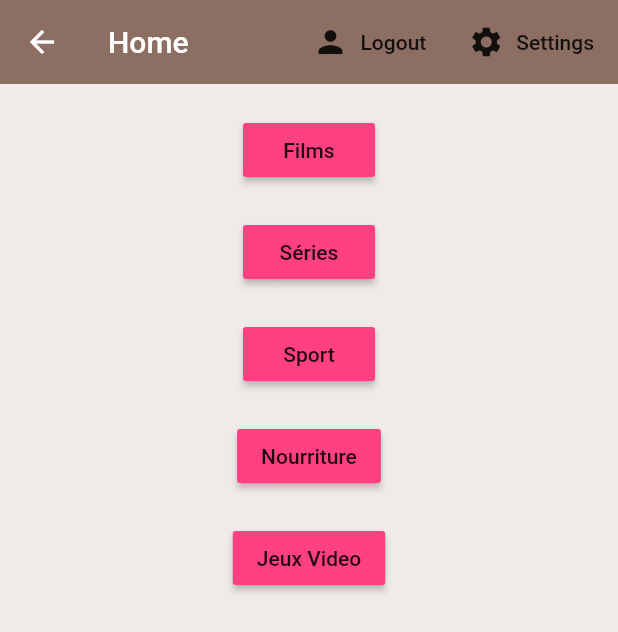
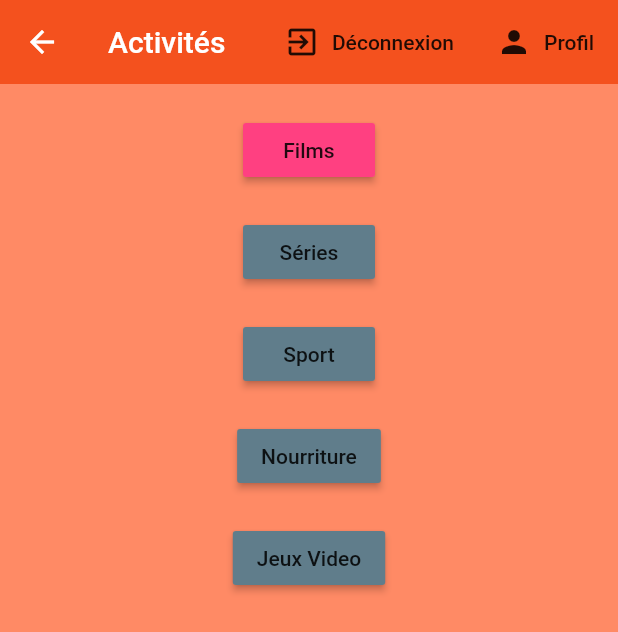
Before and after one commit to Thomas-Demont/Keskonfai, a Flutter app: the screen it shows once a user with an empty profile is signed in, after a tap on "Solo", on a phone screen of 412 x 824 dp. Shown: the top 632 px of the screen. Run offline on Flutter 3.47's test engine with Material 2 defaults, Android fonts, the phone set to English and light mode, and no system bars; our stand-ins replace cloud_firestore, firebase_auth; accounts and stored records are empty; network calls fail.

Commit message:
Mise à jour du code 0.5

```diff
--- a/lib/models/film.dart
+++ b/lib/models/film.dart
@@ -11,9 +11,9 @@ class Film extends Donnees {
   String synopsis;
   String imageFilm;
   String realisateur;
-  int typeFilm;
+  String typeFilm;
   String casting;
-  Timestamp anneeSortie;
+  int anneeSortie;
   String rating;
   String duree;
 
--- a/lib/screens/authenticate/register.dart
+++ b/lib/screens/authenticate/register.dart
@@ -15,8 +15,11 @@ class _RegisterState extends State<Register> {
   final _formKey = GlobalKey<FormState>();
   final databaseReference = Firestore.instance;
 
+
+  //text field state
   String email = '';
   String passWord = '';
+  String prenom ='';
   String name ='';
   String dropdownValueAge = "16-25";
   String dropdownValueGender = "Femme";
@@ -27,22 +30,22 @@ class _RegisterState extends State<Register> {
   Widget build(BuildContext context) {
 
     return Scaffold(
-      backgroundColor: Colors.brown[100],
+      backgroundColor: Colors.deepOrange[300],
       appBar: AppBar(
-        backgroundColor: Colors.brown,
+        backgroundColor: Colors.deepOrange[600],
         elevation: 0.0,
-        title: Text('Sign up'),
+        title: Text('Inscription'),
         actions: <Widget>[
           FlatButton.icon(
             icon: Icon(Icons.person),
-            label: Text('Sign In'),
+            label: Text('Connexion'),
             onPressed: () {
               widget.toggleView();
             },
           )
         ],
       ),
-      body: Container(
+      body: SingleChildScrollView(
           padding: EdgeInsets.symmetric(vertical: 20.0, horizontal: 50.0),
           child: Form(
             key: _formKey,
@@ -65,7 +68,7 @@ class _RegisterState extends State<Register> {
                 SizedBox(height: 20.0),
                 TextFormField(//Password
                   decoration: InputDecoration(
-                      hintText: 'password',
+                      hintText: 'Mot de passe',
                       fillColor: Colors.white,
                       enabledBorder: OutlineInputBorder(
                           borderSide: BorderSide(color: Colors.white, width: 2.0)
@@ -80,7 +83,7 @@ class _RegisterState extends State<Register> {
                 SizedBox(height: 20.0),
                 TextFormField(//name
                   decoration: InputDecoration(
-                      hintText: 'name',
+                      hintText: 'Nom',
                       fillColor: Colors.white,
                       enabledBorder: OutlineInputBorder(
                           borderSide: BorderSide(color: Colors.white, width: 2.0)
@@ -88,6 +91,19 @@ class _RegisterState extends State<Register> {
                   ),
                   onChanged: (val) {
                     setState(() => name = val);
+                  },
+                ),
+                SizedBox(height: 20.0),
+                TextFormField(//prenom
+                  decoration: InputDecoration(
+                      hintText: 'Prenom',
+                      fillColor: Colors.white,
+                      enabledBorder: OutlineInputBorder(
+                          borderSide: BorderSide(color: Colors.white, width: 2.0)
+                      )
+                  ),
+                  onChanged: (val) {
+                    setState(() => prenom = val);
                   },
                 ),
                 SizedBox(height: 20.0),
@@ -121,7 +137,7 @@ class _RegisterState extends State<Register> {
                   decoration: InputDecoration(
                     filled: true,
                     fillColor: Colors.white,
-                    labelText: 'Age',
+                    labelText: 'Sexe',
                   ),
                   value: dropdownValueGender,
                   icon: Icon(Icons.arrow_downward),
@@ -145,7 +161,7 @@ class _RegisterState extends State<Register> {
                 RaisedButton(
                     color: Colors.pink[400],
                     child: Text(
-                      'Register',
+                      'Valider',
                       style: TextStyle(color: Colors.white),
                     ),
                     onPressed: () async {
@@ -160,9 +176,11 @@ class _RegisterState extends State<Register> {
                             .setData({
                           'email': email,
                           'nom': name,
+                          'prenom': prenom,
                           'age': dropdownValueAge,
                           'gender': dropdownValueGender,
                         }));
+                        print(FirebaseAuth.instance.currentUser());
                         }
                       }
                 ),
--- a/lib/screens/authenticate/sign_in.dart
+++ b/lib/screens/authenticate/sign_in.dart
@@ -23,15 +23,15 @@ class SignInState extends State<SignIn> {
   @override
   Widget build(BuildContext context) {
     return Scaffold(
-      backgroundColor: Colors.orange,
+      backgroundColor: Colors.deepOrange[300],
       appBar: AppBar(
-        backgroundColor: Colors.brown,
+        backgroundColor: Colors.deepOrange[600],
         elevation: 0.0,
-        title: Text('Sign In'),
+        title: Text('Connexion'),
         actions: <Widget>[
           FlatButton.icon(
             icon: Icon(Icons.person),
-            label: Text('Register'),
+            label: Text('Inscription'),
             onPressed: () {
               widget.toggleView();
             },
@@ -61,7 +61,7 @@ class SignInState extends State<SignIn> {
               SizedBox(height: 20.0),
               TextFormField(//Password
                 decoration: InputDecoration(
-                  hintText: 'password',
+                  hintText: 'Mot de passe',
                   fillColor: Colors.white,
                   enabledBorder: OutlineInputBorder(
                       borderSide: BorderSide(width: 2.0)
@@ -77,14 +77,14 @@ class SignInState extends State<SignIn> {
               RaisedButton(
                 color: Colors.pink[400],
                 child: Text(
-                  'Sign in',
+                  'Valider',
                   style: TextStyle(color: Colors.white),
               ),
                 onPressed: () async {
                   if(_formKey.currentState.validate()){
                     dynamic result = _auth.signInWithEmailAndPassword(email, passWord);
                     if(result == null) {
-                      setState(() => error = 'Could not sign in with those credentials');
+                      setState(() => error = 'Impossible de se connecter avec ces identifiants');
                     }
                   }
                 }
--- a/lib/screens/home/home.dart
+++ b/lib/screens/home/home.dart
@@ -1,50 +1,68 @@
 import 'package:cloud_firestore/cloud_firestore.dart';
 import 'package:flutter/material.dart';
-import 'package:testfirebase/screens/home/settings_form.dart';
 import 'package:testfirebase/services/auth.dart';
 import 'package:testfirebase/services/auth.dart';
 import 'package:testfirebase/services/database.dart';
 import 'package:provider/provider.dart';
-import 'package:testfirebase/screens/home/user_list.dart';
 import 'package:testfirebase/models/user.dart';
-import 'package:testfirebase/screens/home/settings_form.dart';
 import 'package:testfirebase/screens/keskonfai/keskonfaiSolo.dart';
+import 'package:testfirebase/screens/Profile/Profile.dart';
+import 'package:testfirebase/shared/loading.dart';
+import 'package:firebase_auth/firebase_auth.dart';
+import 'package:cloud_firestore/cloud_firestore.dart';
+import 'package:testfirebase/services/auth.dart';
+import 'package:testfirebase/screens/keskonfai/keskonfaiSoloFilm.dart';
 
-class Home extends StatelessWidget {
+class Home extends StatefulWidget {
 
+  @override
+  _HomeState createState() => _HomeState();
+}
+
+class _HomeState extends State<Home> {
+
+  String currentUserUid;
+  final FirebaseAuth auth = FirebaseAuth.instance;
   final AuthService _auth = AuthService();
+
+  bool loading = false;
+
+  Future<String> getCurrentUserUid() async {
+    final FirebaseUser user = await auth.currentUser();
+    print('getCurrentUserId() : $currentUserUid');
+    return currentUserUid = user.uid;
+  }
 
   @override
   Widget build(BuildContext context) {
+    getCurrentUserUid();
 
-    void _showSettingsPanel() {
-      showModalBottomSheet(context: context, builder: (context) {
-        return Container(
-          padding: EdgeInsets.symmetric(vertical: 20.0, horizontal: 60.0),
-          child: SettingsForm(),
-        );
-      });
-    }
-
-    return StreamProvider<List<User>>.value(
+    return loading ? Loading() : StreamProvider<List<User>>.value(
       value: DatabaseService().users,
       child: Scaffold(
-        backgroundColor: Colors.brown[50],
+        backgroundColor: Colors.deepOrange[300],
         appBar: AppBar(
           title: Text('Home'),
-          backgroundColor: Colors.brown[400],
+          backgroundColor: Colors.deepOrange[600],
           elevation: 0.0,
           actions: <Widget>[
             FlatButton.icon(
-              icon: Icon(Icons.person),
-              label: Text('Logout'),
+              icon: Icon(Icons.exit_to_app),
+              label: Text('Déconnexion'),
               onPressed: () async {
                 await _auth.signOut();
               }),
             FlatButton.icon(
-                icon: Icon(Icons.settings),
-                label: Text('Settings'),
-                onPressed: () => _showSettingsPanel(),
+                icon: Icon(Icons.person),
+                label: Text('Profil'),
+                onPressed: () {
+                  setState( () => loading = true);
+                  Navigator.push(
+                    context,
+                    MaterialPageRoute(builder: (context) => Profile()),
+                  );
+                  setState( () => loading = false);
+                }
                 ),
           ],
         ),
@@ -65,7 +83,7 @@ class Home extends StatelessWidget {
               ),
               SizedBox(height: 20.0),
               RaisedButton(//Bouton Groupe
-                color: Colors.pinkAccent,
+                color: Colors.blueGrey,
                 child: Text('Groupe'),
                 onPressed: () {//TODO Fonctionnement groupe
                   //Navigator.push(
--- a/lib/screens/keskonfai/keskonfaiSolo.dart
+++ b/lib/screens/keskonfai/keskonfaiSolo.dart
@@ -1,11 +1,13 @@
 import 'package:cloud_firestore/cloud_firestore.dart';
 import 'package:flutter/material.dart';
-import 'package:testfirebase/screens/home/settings_form.dart';
+import 'package:testfirebase/screens/Profile/Profile.dart';
 import 'package:testfirebase/screens/keskonfai/keskonfaiSoloFilm.dart';
+import 'package:testfirebase/services/auth.dart';
 import 'package:testfirebase/services/auth.dart';
 import 'package:testfirebase/services/database.dart';
 import 'package:provider/provider.dart';
 import 'package:testfirebase/models/user.dart';
+import 'package:testfirebase/screens/keskonfai/keskonfaiSolo.dart';
 
 class KeskonfaiSolo extends StatelessWidget {
 
@@ -14,34 +16,30 @@ class KeskonfaiSolo extends StatelessWidget {
   @override
   Widget build(BuildContext context) {
 
-    void _showSettingsPanel() {
-      showModalBottomSheet(context: context, builder: (context) {
-        return Container(
-          padding: EdgeInsets.symmetric(vertical: 20.0, horizontal: 60.0),
-          child: SettingsForm(),
-        );
-      });
-    }
-
     return StreamProvider<List<User>>.value(
       value: DatabaseService().users,
       child: Scaffold(
-        backgroundColor: Colors.brown[50],
+        backgroundColor: Colors.deepOrange[300],
         appBar: AppBar(
-          title: Text('Home'),
-          backgroundColor: Colors.brown[400],
+          title: Text('Activités'),
+          backgroundColor: Colors.deepOrange[600],
           elevation: 0.0,
           actions: <Widget>[
             FlatButton.icon(
-                icon: Icon(Icons.person),
-                label: Text('Logout'),
+                icon: Icon(Icons.exit_to_app),
+                label: Text('Déconnexion'),
                 onPressed: () async {
                   await _auth.signOut();
                 }),
             FlatButton.icon(
-              icon: Icon(Icons.settings),
-              label: Text('Settings'),
-              onPressed: () => _showSettingsPanel(),
+              icon: Icon(Icons.person),
+              label: Text('Profil'),
+                onPressed: () {
+                  Navigator.push(
+                    context,
+                    MaterialPageRoute(builder: (context) => Profile()),
+                  );
+                }
             ),
           ],
         ),
@@ -62,7 +60,7 @@ class KeskonfaiSolo extends StatelessWidget {
               ),
               SizedBox(height: 20.0),
               RaisedButton(//Bouton Séries
-                color: Colors.pinkAccent,
+                color: Colors.blueGrey,
                 child: Text('Séries'),
                 onPressed: () {
 
@@ -70,7 +68,7 @@ class KeskonfaiSolo extends StatelessWidget {
               ),
               SizedBox(height: 20.0),
               RaisedButton(//Bouton Sport
-                color: Colors.pinkAccent,
+                color: Colors.blueGrey,
                 child: Text('Sport'),
                 onPressed: () {//TODO Fonctionnement groupe
                   //Navigator.push(
@@ -82,7 +80,7 @@ class KeskonfaiSolo extends StatelessWidget {
               ),
               SizedBox(height: 20.0),
               RaisedButton(//Bouton Nourriture
-                color: Colors.pinkAccent,
+                color: Colors.blueGrey,
                 child: Text('Nourriture'),
                 onPressed: () {//TODO Fonctionnement groupe
                   //Navigator.push(
@@ -94,7 +92,7 @@ class KeskonfaiSolo extends StatelessWidget {
               ),
               SizedBox(height: 20.0),
               RaisedButton(//Bouton Jeux Video
-                color: Colors.pinkAccent,
+                color: Colors.blueGrey,
                 child: Text('Jeux Video'),
                 onPressed: () {//TODO Fonctionnement groupe
                   //Navigator.push(
--- a/pubspec.yaml
+++ b/pubspec.yaml
@@ -31,6 +31,7 @@ dependencies:
   firebase_auth: ^0.14.0+5
   cloud_firestore: ^0.12.9+4
   provider: ^4.3.2+3
+  flutter_spinkit: "^4.1.2"
 
 dev_dependencies:
   flutter_test:
```
Also changed, not shown: lib/models/movie_card.dart (+13 -15 lines), lib/screens/keskonfai/keskonfaiSoloFilm.dart (+49 -33 lines), pubspec.lock, 1 other file.
